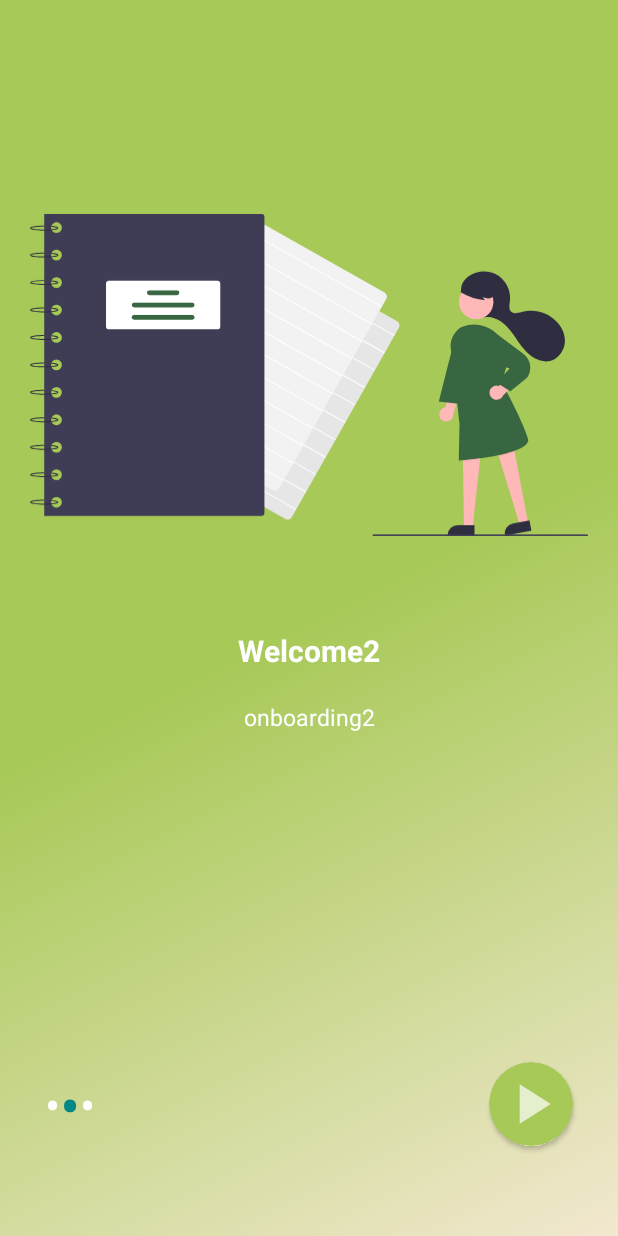
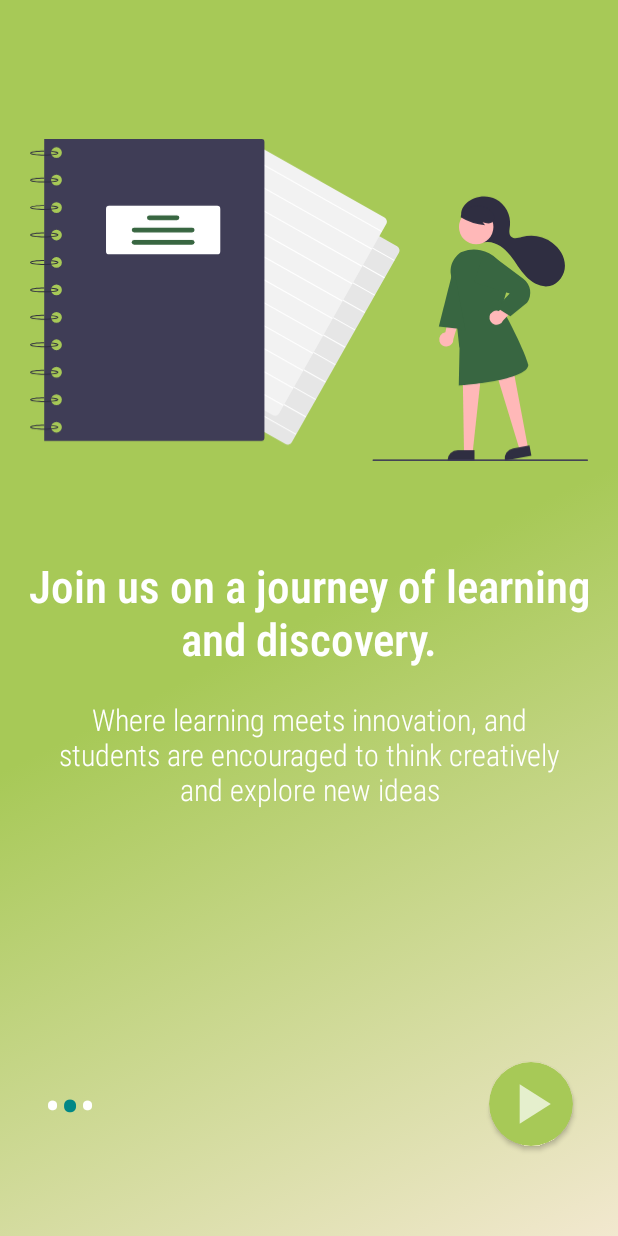
Before and after one commit to heavykenny/charismaticapp, an Android app: the screen it shows after launch (MainActivity), after a tap on an icon or button, on a phone screen of 412 x 824 dp. Run offline under Robolectric (Android 15) with nearby library versions, the phone set to English and light mode, and no system bars.

Commit message:
bug fixes from renames

```diff
--- a/app/src/main/assets/questions.json
+++ b/app/src/main/assets/questions.json
@@ -1,32 +1,32 @@
 [
   {
     "catId": "maths",
-    "name": "MTH101",
+    "quizCategoryTitle": "MTH101",
     "testCounts": 6
   },
   {
     "catId": "physics",
-    "name": "PHY101",
+    "quizCategoryTitle": "PHY101",
     "testCounts": 4
   },
   {
     "catId": "history",
-    "name": "HIS101",
+    "quizCategoryTitle": "HIS101",
     "testCounts": 5
   },
   {
     "catId": "biology",
-    "name": "BIO101",
+    "quizCategoryTitle": "BIO101",
     "testCounts": 7
   },
   {
     "catId": "english",
-    "name": "ENG101",
+    "quizCategoryTitle": "ENG101",
     "testCounts": 4
   },
   {
     "catId": "chemistry",
-    "name": "CHM101",
+    "quizCategoryTitle": "CHM101",
     "testCounts": 6
   }
 ]
--- a/app/src/main/java/com/example/charismaticapp/MainActivity.java
+++ b/app/src/main/java/com/example/charismaticapp/MainActivity.java
@@ -12,7 +12,7 @@ import androidx.cardview.widget.CardView;
 import androidx.viewpager.widget.ViewPager;
 
 import com.example.charismaticapp.adapters.OnboardingSplashPageAdapter;
-import com.example.charismaticapp.helpers.SaveState;
+import com.example.charismaticapp.states.SaveState;
 import com.example.charismaticapp.ui.LoginActivity;
 
 public class MainActivity extends AppCompatActivity {
@@ -28,7 +28,6 @@ public class MainActivity extends AppCompatActivity {
     ViewPager.OnPageChangeListener onPageChangeListener = new ViewPager.OnPageChangeListener() {
         @Override
         public void onPageScrolled(int position, float positionOffset, int positionOffsetPixels) {
-
         }
 
         @Override
@@ -49,7 +48,6 @@ public class MainActivity extends AppCompatActivity {
 
         @Override
         public void onPageScrollStateChanged(int state) {
-
         }
     };
 
--- a/app/src/main/java/com/example/charismaticapp/adapters/OnboardingSplashPageAdapter.java
+++ b/app/src/main/java/com/example/charismaticapp/adapters/OnboardingSplashPageAdapter.java
@@ -5,10 +5,10 @@ import android.view.LayoutInflater;
 import android.view.View;
 import android.view.ViewGroup;
 import android.widget.ImageView;
+import android.widget.LinearLayout;
 import android.widget.TextView;
 
 import androidx.annotation.NonNull;
-import androidx.constraintlayout.widget.ConstraintLayout;
 import androidx.viewpager.widget.PagerAdapter;
 
 import com.example.charismaticapp.R;
@@ -34,24 +34,24 @@ public class OnboardingSplashPageAdapter extends PagerAdapter {
 
     @Override
     public boolean isViewFromObject(@NonNull View view, @NonNull Object object) {
-        return view == (ConstraintLayout) object;
+        return view == (LinearLayout) object;
     }
 
     @NonNull
     @Override
     public Object instantiateItem(@NonNull ViewGroup container, int index) {
         layoutInflater = (LayoutInflater) appContext.getSystemService(Context.LAYOUT_INFLATER_SERVICE);
-        View v = layoutInflater.inflate(R.layout.slide, container, false);
+        View v = layoutInflater.inflate(R.layout.splash_slide_layout, container, false);
 
-        ImageView image = v.findViewById(R.id.slideImg);
-        TextView title = v.findViewById(R.id.sliderTitle);
-        TextView subtitle = v.findViewById(R.id.sliderSubtitle);
-        ConstraintLayout layout = v.findViewById(R.id.sliderLayout);
+        ImageView slideImg = v.findViewById(R.id.slideImg);
+        TextView sliderTitle = v.findViewById(R.id.sliderTitle);
+        TextView sliderSubtitle = v.findViewById(R.id.sliderSubtitle);
+        LinearLayout sliderLayout = v.findViewById(R.id.sliderLayout);
 
-        image.setImageResource(splashImages[index]);
-        title.setText(splashTitles[index]);
-        subtitle.setText(splashTitleTexts[index]);
-        layout.setBackgroundResource(splashBackgrounds[index]);
+        slideImg.setImageResource(splashImages[index]);
+        sliderTitle.setText(splashTitles[index]);
+        sliderSubtitle.setText(splashTitleTexts[index]);
+        sliderLayout.setBackgroundResource(splashBackgrounds[index]);
 
         container.addView(v);
 
@@ -60,6 +60,6 @@ public class OnboardingSplashPageAdapter extends PagerAdapter {
 
     @Override
     public void destroyItem(@NonNull ViewGroup container, int position, @NonNull Object object) {
-        container.removeView((ConstraintLayout) object);
+        container.removeView((LinearLayout) object);
     }
 }
--- a/app/src/main/java/com/example/charismaticapp/helpers/SaveState.java
+++ b/app/src/main/java/com/example/charismaticapp/states/SaveState.java
@@ -1,4 +1,4 @@
-package com.example.charismaticapp.helpers;
+package com.example.charismaticapp.states;
 
 import android.content.Context;
 import android.content.SharedPreferences;
--- a/app/src/main/java/com/example/charismaticapp/ui/OtherActivity.java
+++ b/app/src/main/java/com/example/charismaticapp/ui/OtherActivity.java
@@ -35,7 +35,7 @@ public class OtherActivity extends AppCompatActivity {
 
     public List<OtherPagesModel> getOtherPagesData() {
         List<OtherPagesModel> otherPagesModelList = new ArrayList<>();
-        otherPagesModelList.add(new OtherPagesModel("CalculatorController App", R.drawable.calculate));
+        otherPagesModelList.add(new OtherPagesModel("Calculator App", R.drawable.calculate));
         otherPagesModelList.add(new OtherPagesModel("Background Changer", R.drawable.wallpaper));
         otherPagesModelList.add(new OtherPagesModel("Dice Roller", R.drawable.casino));
         return otherPagesModelList;
--- a/app/src/main/res/layout/slide.xml
+++ /dev/null
@@ -1,48 +0,0 @@
-<?xml version="1.0" encoding="utf-8"?>
-<androidx.constraintlayout.widget.ConstraintLayout xmlns:android="http://schemas.android.com/apk/res/android"
-    xmlns:app="http://schemas.android.com/apk/res-auto"
-    android:id="@+id/sliderLayout"
-    android:layout_width="match_parent"
-    android:layout_height="match_parent"
-    android:background="@drawable/background1">
-
-    <ImageView
-        android:id="@+id/slideImg"
-        android:layout_width="match_parent"
-        android:layout_height="300dp"
-        android:layout_marginLeft="20dp"
-        android:layout_marginTop="100dp"
-        android:layout_marginRight="20dp"
-        android:src="@drawable/back_to_school"
-        app:layout_constraintStart_toStartOf="parent"
-        app:layout_constraintTop_toTopOf="parent" />
-
-    <TextView
-        android:id="@+id/sliderTitle"
-        android:layout_width="wrap_content"
-        android:layout_height="wrap_content"
-        android:layout_marginTop="20dp"
-        android:text="@string/welcome1"
-        android:textColor="@color/white"
-        android:textSize="20sp"
-        android:textStyle="bold"
-        app:layout_constraintEnd_toEndOf="parent"
-        app:layout_constraintStart_toStartOf="parent"
-        app:layout_constraintTop_toBottomOf="@id/slideImg" />
-
-
-    <TextView
-        android:id="@+id/sliderSubtitle"
-        android:layout_width="match_parent"
-        android:layout_height="wrap_content"
-        android:layout_marginHorizontal="20dp"
-        android:layout_marginTop="20dp"
-        android:gravity="center"
-        android:text="@string/onboarding1"
-        android:textColor="@color/white"
-        android:textSize="15sp"
-        app:layout_constraintEnd_toEndOf="parent"
-        app:layout_constraintStart_toStartOf="parent"
-        app:layout_constraintTop_toBottomOf="@id/sliderTitle" />
-
-</androidx.constraintlayout.widget.ConstraintLayout>
--- /dev/null
+++ b/app/src/main/res/layout/splash_slide_layout.xml
@@ -0,0 +1,44 @@
+<?xml version="1.0" encoding="utf-8"?>
+<LinearLayout xmlns:android="http://schemas.android.com/apk/res/android"
+    android:id="@+id/sliderLayout"
+    android:layout_width="match_parent"
+    android:layout_height="match_parent"
+    android:background="@drawable/background1"
+    android:gravity="center_horizontal"
+    android:orientation="vertical">
+
+    <ImageView
+        android:id="@+id/slideImg"
+        android:layout_width="match_parent"
+        android:layout_height="300dp"
+        android:layout_gravity="center"
+        android:layout_marginLeft="20dp"
+        android:layout_marginTop="50dp"
+        android:layout_marginRight="20dp"
+        android:src="@drawable/back_to_school" />
+
+    <TextView
+        android:id="@+id/sliderTitle"
+        android:layout_width="wrap_content"
+        android:layout_height="wrap_content"
+        android:layout_marginTop="20dp"
+        android:gravity="center"
+        android:fontFamily="sans-serif-condensed-light"
+        android:text="@string/welcome1"
+        android:textColor="@color/white"
+        android:textSize="30sp"
+        android:textStyle="bold" />
+
+
+    <TextView
+        android:id="@+id/sliderSubtitle"
+        android:layout_width="match_parent"
+        android:layout_height="wrap_content"
+        android:layout_marginHorizontal="30dp"
+        android:layout_marginTop="20dp"
+        android:fontFamily="sans-serif-condensed-light"
+        android:gravity="center"
+        android:text="@string/onboarding1"
+        android:textColor="@color/white"
+        android:textSize="20sp" />
+</LinearLayout>
--- a/app/src/main/res/values/strings.xml
+++ b/app/src/main/res/values/strings.xml
@@ -1,12 +1,12 @@
 <resources>
     <string name="app_name">Charismatic App</string>
 
-    <string name="welcome1">Welcome1</string>
-    <string name="welcome2">Welcome2</string>
-    <string name="welcome3">Welcome3</string>
-    <string name="onboarding1">onboarding1</string>
-    <string name="onboarding2">onboarding2</string>
-    <string name="onboarding3">onboarding3</string>
+    <string name="welcome1">Welcome to Charismatic App</string>
+    <string name="welcome2">Join us on a journey of learning and discovery.</string>
+    <string name="welcome3">Get ready to take your education to the next level.</string>
+    <string name="onboarding1">Empowering students to reach their full potential through exceptional education and a supportive community. Join us on a journey of growth and discovery.</string>
+    <string name="onboarding2">Where learning meets innovation, and students are encouraged to think creatively and explore new ideas</string>
+    <string name="onboarding3">Discover your potential with us - a community of dedicated teachers and passionate students who are committed to academic excellence and personal growth.</string>
     <string name="account_login">Already have an account? Login in here</string>
     <string name="account_register">Don\'t have an account? Sign up here</string>
     <string name="others">Others</string>
```
